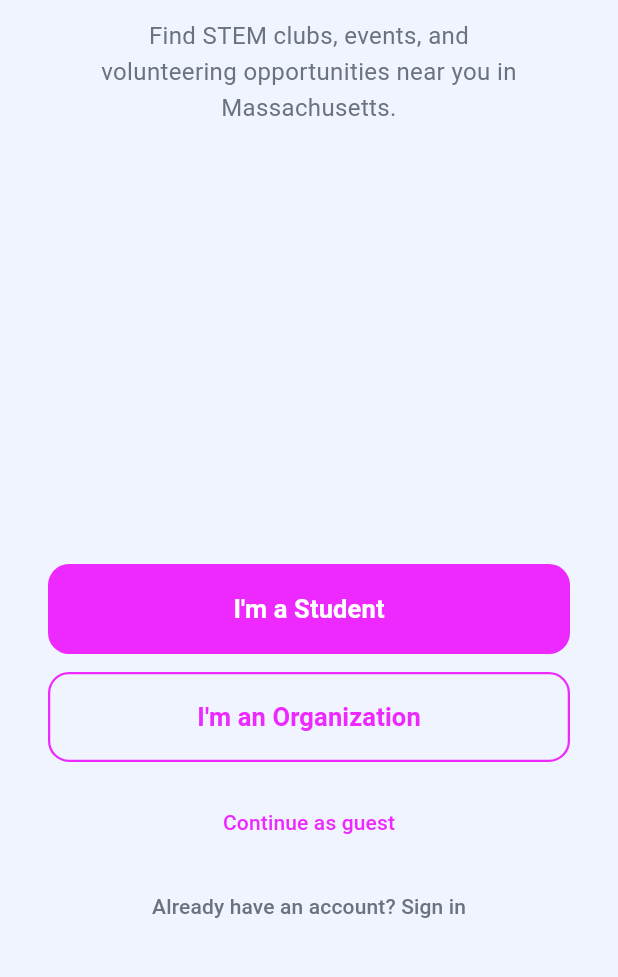
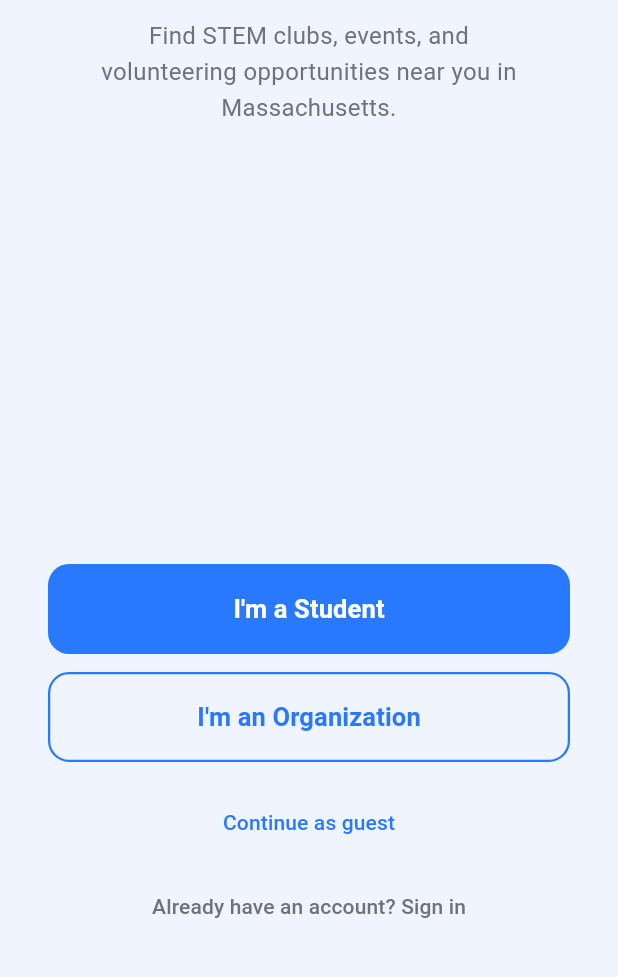
Before and after one commit to HugeAJTheBoss/Beacon, a Flutter app: the screen it shows after launch, on a phone screen of 412 x 824 dp, the part 246-1223 px from its top. Run offline on Flutter 3.47's test engine with Material 3 defaults, Android fonts, the phone set to English and light mode, and no system bars; our stand-ins replace firebase_core; missing offline and left inert: dart:html; accounts and stored records are empty.

Commit message:
chore: update .gitignore with standard Flutter patterns and update primary theme color in main.dart

```diff
--- a/beacon/lib/main.dart
+++ b/beacon/lib/main.dart
@@ -7,7 +7,7 @@ import 'signin_screen.dart';
 import 'guest_screen.dart';
 
 class AppColors {
-  static const primary = Color.fromARGB(255, 237, 41, 255);
+  static const primary = Color(0xFF2979FF);
   static const background = Color(0xFFF0F4FF);
   static const title = Color(0xFF1A1A2E);
   static const subtle = Color(0xFF6B7280);
```
Also changed, not shown: 1 other file.
